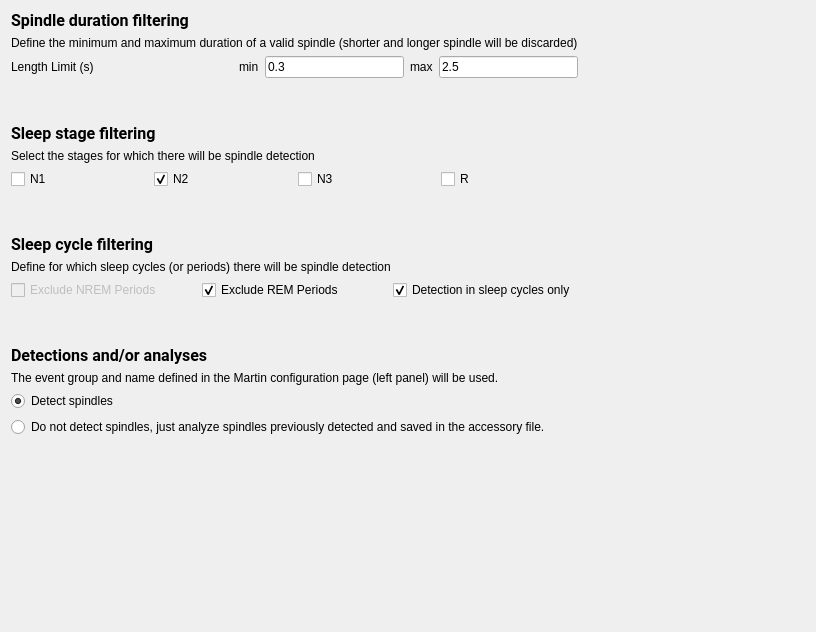
Qt form tools/CEAMSTools/SpindleDetectionA7/SpindleDetectorSelStep/Ui_SpindleDetectorSelStep.ui (SnoozToolbox/snooz-package-ceams) before a commit.
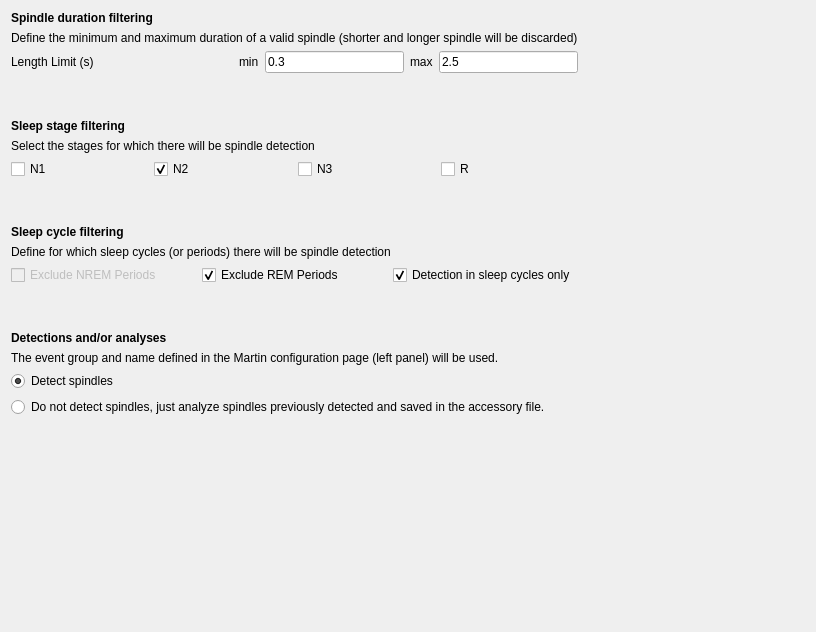
The same form after that commit.

Commit message: Font step 4: forms without fonts of their own, look kept

```diff
--- a/tools/CEAMSTools/SpindleDetectionA7/SpindleDetectorSelStep/Ui_SpindleDetectorSelStep.ui
+++ b/tools/CEAMSTools/SpindleDetectionA7/SpindleDetectorSelStep/Ui_SpindleDetectorSelStep.ui
@@ -13,9 +13,6 @@
   <property name="windowTitle">
    <string/>
   </property>
-  <property name="styleSheet">
-   <string notr="true">font: 12pt &quot;Roboto&quot;;</string>
-  </property>
   <layout class="QHBoxLayout" name="horizontalLayout_5">
    <item>
     <layout class="QVBoxLayout" name="verticalLayout_3">
@@ -25,8 +22,6 @@
         <widget class="QLabel" name="label_5">
          <property name="font">
           <font>
-           <family>Roboto</family>
-           <pointsize>12</pointsize>
            <weight>50</weight>
            <italic>false</italic>
            <bold>false</bold>
@@ -120,8 +115,6 @@
         <widget class="QLabel" name="label_6">
          <property name="font">
           <font>
-           <family>Roboto</family>
-           <pointsize>12</pointsize>
            <weight>50</weight>
            <italic>false</italic>
            <bold>false</bold>
@@ -199,8 +192,6 @@
       <widget class="QLabel" name="label_7">
        <property name="font">
         <font>
-         <family>Roboto</family>
-         <pointsize>12</pointsize>
          <weight>50</weight>
          <italic>false</italic>
          <bold>false</bold>
@@ -272,8 +263,6 @@
       <widget class="QLabel" name="label_10">
        <property name="font">
         <font>
-         <family>Roboto</family>
-         <pointsize>12</pointsize>
          <weight>50</weight>
          <italic>false</italic>
          <bold>false</bold>
```
The commit also changes 427 other files.
